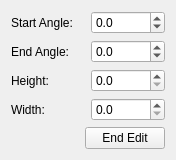
Old version of the form scribus/ui/arcvectorbase.ui in the repository scribusproject/scribus.
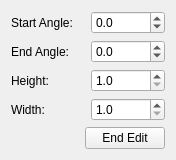
New version of the form. Custom widgets are drawn as their Qt base class.

Commit message: Fixed Bug #12177: Changing Arc height/witdh places the Arc out of the Frame

What changed in the file:
```diff
--- a/scribus/ui/arcvectorbase.ui
+++ b/scribus/ui/arcvectorbase.ui
@@ -10,7 +10,7 @@
     <x>0</x>
     <y>0</y>
     <width>176</width>
-    <height>147</height>
+    <height>153</height>
    </rect>
   </property>
   <property name="minimumSize">
@@ -77,6 +77,9 @@
        <property name="decimals">
         <number>1</number>
        </property>
+       <property name="minimum">
+        <double>1.000000000000000</double>
+       </property>
        <property name="maximum">
         <double>99999.000000000000000</double>
        </property>
@@ -94,6 +97,9 @@
        <property name="decimals">
         <number>1</number>
        </property>
+       <property name="minimum">
+        <double>1.000000000000000</double>
+       </property>
        <property name="maximum">
         <double>99999.000000000000000</double>
        </property>
```
The commit also changes 1 other file.
